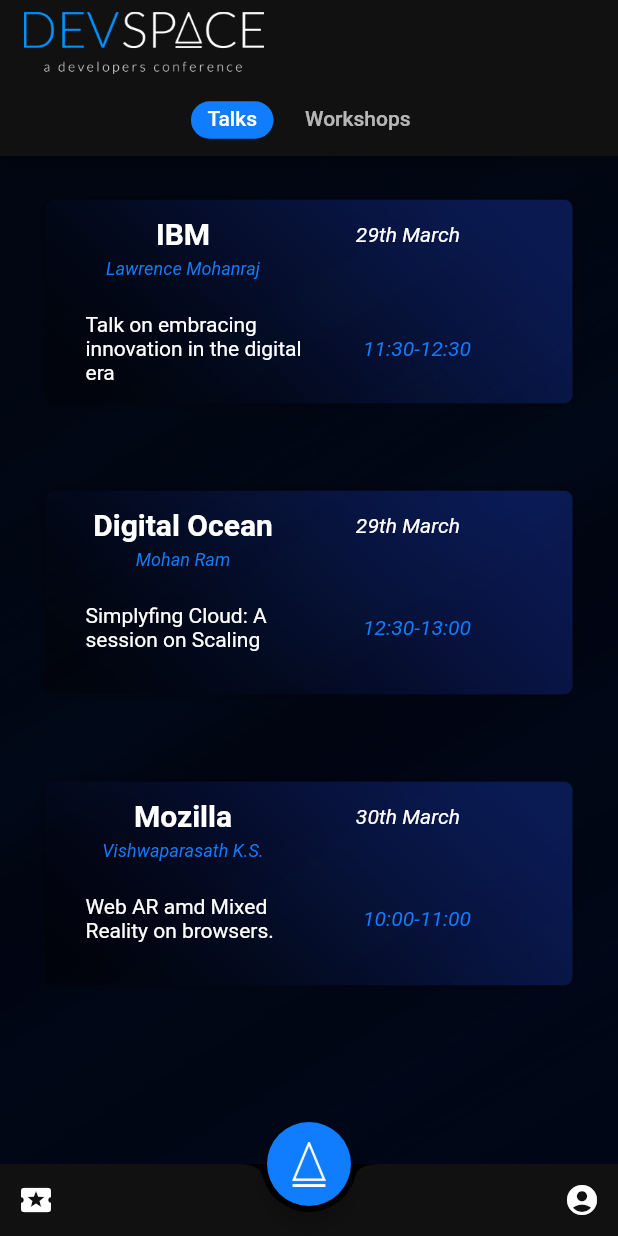
After one commit to sudo-nan0-RaySK/Devspace19App, a Flutter app: the Events screen opened by its route, on a phone screen of 412 x 824 dp. The commit adds this screen. Run offline on Flutter 3.47's test engine with Material 2 defaults, Android fonts, the phone set to English and light mode, and no system bars; our stand-ins replace bubble_tab_indicator, qr_flutter, shared_preferences; missing offline and left inert: timeline; accounts and stored records are empty.

Commit message:
Added Events page

```diff
--- a/lib/main.dart
+++ b/lib/main.dart
@@ -9,7 +9,7 @@ import 'screens/login.dart';
 import 'screens/codespace.dart';
 import 'screens/profile.dart';
 import 'package:shared_preferences/shared_preferences.dart';
-
+import 'screens/events.dart';
 
 void main(List<String> args) {
   SystemChrome.setPreferredOrientations([DeviceOrientation.portraitUp])
@@ -76,7 +76,8 @@ class DevspaceAppState extends State<DevspaceApp>{
         '/codespace':(context)=>Codespace(tracks: false,),
         '/tracks':(context)=>Codespace(tracks: true,),
         '/profile':(context)=>Profile(),
-        '/authGreet' : (context)=>AuthGreet()
+        '/authGreet' : (context)=>AuthGreet(),
+        '/events': (context)=>Events()
       },
     );
   }
--- a/lib/screens/codespace.dart
+++ b/lib/screens/codespace.dart
@@ -80,7 +80,7 @@ class CodespaceState extends State<Codespace> with SingleTickerProviderStateMixi
               context: context,
               eventHandler1: () {Navigator.pushNamedAndRemoveUntil(context, '/timeline',(Route<dynamic> route)=>false);},
               eventHandler2: () {_controller.animateTo(0);},
-              eventHandler3: () {},
+              eventHandler3: () {Navigator.pushNamedAndRemoveUntil(context, '/events',(Route<dynamic> route)=>false);},
               asset1: 'lib/assets/itinerarybg.png',
               asset2: 'lib/assets/tri_cir_sq_bg.png',
               asset3: 'lib/assets/micbg.png',
--- /dev/null
+++ b/lib/screens/events.dart
@@ -0,0 +1,244 @@
+import 'package:flutter/material.dart';
+import 'package:devspace_app/widgets/notchedBar.dart';
+import 'package:devspace_app/widgets/circularBottomSheet.dart';
+import 'package:devspace_app/widgets/devspaceTabBar.dart';
+import 'package:timeline/timeline.dart';
+import 'package:timeline/model/timeline_model.dart';
+
+class Events extends StatefulWidget{
+  @override
+  State<StatefulWidget> createState() {
+    return EventsState();
+  }
+}
+
+class EventsState extends State<Events> with SingleTickerProviderStateMixin{
+  final List<Tab> tabs = <Tab>[
+    new Tab(text:'Talks'),
+    new Tab(text:'Workshops')
+  ];
+
+  TabController _tabController;
+
+  @override
+  void initState(){
+    super.initState();
+    _tabController =TabController(length: tabs.length, vsync: this);
+  }
+
+  @override
+  void dispose() {
+    _tabController.dispose();
+    super.dispose();
+  }
+
+  Widget devspaceTriangle(){
+    return Container(
+      height: 30,
+      width: 30,
+      decoration: BoxDecoration(
+        image: DecorationImage(
+          image: AssetImage('lib/assets/Triangle_white.png'),
+          fit: BoxFit.contain
+        )
+      ),
+    );
+  }
+
+  @override
+  Widget build(BuildContext context) {
+    return Scaffold(
+      appBar: devspaceTabBar(
+        context: context,
+        eventHandler: (){},
+        enabled: true,
+        tabController: _tabController,
+        tabs : tabs,
+        autoImplyLeading: false
+      ),
+      bottomNavigationBar: notchedBar(
+        tracksPressedListner: (){Navigator.pushNamedAndRemoveUntil(context, '/tracks',(Route<dynamic> route)=>false);},
+        profilePressedListner: (){Navigator.pushNamedAndRemoveUntil(context, '/profile',(Route<dynamic> route)=>false);},
+      ),
+      floatingActionButton: FloatingActionButton(
+        child: devspaceTriangle(),
+        backgroundColor: const Color(0xff107cfe),
+        onPressed: (){triggerBottomModalSheet(
+          context:context,
+          eventHandler1: (){Navigator.pushNamedAndRemoveUntil(context, '/timeline',(Route<dynamic> route)=>false);},
+          eventHandler2: (){Navigator.pushNamedAndRemoveUntil(context, '/codespace',(Route<dynamic> route)=>false);},
+          eventHandler3: (){},
+          asset1: 'lib/assets/itinerarybg.png',
+          asset2: 'lib/assets/tri_cir_sq_bg.png',
+          asset3: 'lib/assets/micbg.png',
+          selectedIndex: 3,
+        );},
+      ),
+      floatingActionButtonLocation: FloatingActionButtonLocation.centerDocked,
+      body: _eventLayout(context,tabs,_tabController),
+    );
+  }
+  Widget _eventLayout(context,List<Tab> tabs,controller){
+    return Container(
+      height: MediaQuery.of(context).size.height,
+      width: MediaQuery.of(context).size.width,
+      decoration: BoxDecoration(
+        image: DecorationImage(
+          image: AssetImage('lib/assets/codespacebg.png'),
+          fit: BoxFit.cover
+        )
+      ),
+      child: Stack(
+        children: <Widget>[
+          TabBarView(
+            controller: controller,
+            children: tabs.map(
+              (Tab tab){
+               if(tab.text=='Talks'){
+                 return _talksLayout(context);
+               }
+               else{
+                 return _workshopLayout(context);
+               }
+              }
+            ).toList()
+          )
+        ],
+      ),
+    );
+  }
+
+  Widget _workshopLayout(context){
+    return ListView(
+      children: <Widget>[
+        _workshopItem(
+          context:context,
+          workshop: "Amazon Alexa",
+          speaker: "Sohan Maheshwar",
+          time:"13:45-16:45",
+          date: "29th March",
+          desc: "Rise Of Voice User Interface"
+        ),
+        _workshopItem(
+          context:context,
+          workshop: "Coding Blocks",
+          speaker: "Prateek Narang",
+          time:"17:00-20:00",
+          date: "29th March",
+          desc: "Workshop on Competitve Coding"
+        ),
+        _workshopItem(
+          context:context,
+          workshop: "IBM",
+          speaker: "Lawrence Mohanraj",
+          time:"13:30-16:30",
+          date: "30th March",
+          desc: "Workshop on thier Watson A.I. Platform"
+        ),
+      ],
+    );
+  }
+
+  Widget _talksLayout(context){
+    return ListView(
+      children: <Widget>[
+        _workshopItem(
+          context:context,
+          workshop: "IBM",
+          speaker: "Lawrence Mohanraj",
+          time:"11:30-12:30",
+          date: "29th March",
+          desc: "Talk on embracing innovation in the digital era"
+        ),
+        _workshopItem(
+          context:context,
+          workshop: "Digital Ocean",
+          speaker: "Mohan Ram",
+          time:"12:30-13:00",
+          date: "29th March",
+          desc: "Simplyfing Cloud: A session on Scaling"
+        ),
+        _workshopItem(
+          context:context,
+          workshop: "Mozilla",
+          speaker: "Vishwaparasath K.S.",
+          time:"10:00-11:00",
+          date: "30th March",
+          desc: "Web AR amd Mixed Reality on browsers."
+        ),
+      ],
+    );
+  }
+
+  Widget _workshopItem({context,workshop,speaker,time,date,desc}){
+    return Padding(
+      padding: const EdgeInsets.all(22.0),
+      child: Container(
+        width: 200,
+        height: 150,
+        decoration: BoxDecoration(
+          borderRadius: BorderRadius.circular(20.0),
+          image: DecorationImage(
+            image: AssetImage('lib/assets/Card.png'),
+            fit: BoxFit.cover
+          )
+        ),
+        child: Column(
+          children: <Widget>[
+            Row(
+              children: <Widget>[
+                Container(
+                  margin: EdgeInsets.only(top:14.0),
+                  width: 200,
+                  height: 50,
+                  child: Column(
+                    children: <Widget>[
+                      Text(workshop,style: TextStyle(fontSize: 20,fontWeight: FontWeight.bold),),
+                      Padding(
+                        padding: const EdgeInsets.only(top:5.0),
+                        child: Text(speaker,style: TextStyle(fontSize: 12,
+                        fontStyle: FontStyle.italic,
+                        color: const Color(0xff107cfe)),),
+                      ),
+                    ],
+                  ),
+                ),
+                Container(
+                  margin: EdgeInsets.only(top:22.0),
+                  width: 100,
+                  height: 50,
+                  child: Column(
+                    children: <Widget>[
+                      Text(date,style:
+                      TextStyle(fontSize: 14,fontStyle: FontStyle.italic),),
+                    ],
+                  ),
+                )
+              ],
+            ),
+            Row(
+              children: <Widget>[
+                Container(
+                  margin: EdgeInsets.only(left: 35.0,top:10.0),
+                  width: 150,
+                  //color: Colors.white,
+                  child: Text(desc,textAlign: TextAlign.left,),
+                ),
+                Container(
+                  margin: EdgeInsets.only(left: 35.0,top:10.0),
+                  width: 100,
+                  //color: Colors.white,
+                  child: Text(time,textAlign: TextAlign.left,style: TextStyle(
+                    fontSize: 14,
+                    fontStyle: FontStyle.italic,
+                    color: const Color(0xff107cfe)
+                  ),),
+                ),
+              ],
+            )
+          ],
+        ),
+      ),
+    );
+  }
+}
--- a/lib/screens/profile.dart
+++ b/lib/screens/profile.dart
@@ -55,12 +55,12 @@ class ProfileState extends State<Profile> {
         onPressed: () {
           triggerBottomModalSheet(
             context: context,
-            eventHandler1: () {},
+            eventHandler1: () {Navigator.pushNamedAndRemoveUntil(context, '/timeline',(Route<dynamic> route)=>false);},
             eventHandler2: () {
               Navigator.pushNamedAndRemoveUntil(
                   context, '/codespace', (Route<dynamic> route) => false);
             },
-            eventHandler3: () {},
+            eventHandler3: () {Navigator.pushNamedAndRemoveUntil(context, '/events',(Route<dynamic> route)=>false);},
             asset1: 'lib/assets/itinerarybg.png',
             asset2: 'lib/assets/tri_cir_sq_bg.png',
             asset3: 'lib/assets/micbg.png',
--- a/lib/screens/timelineFlow.dart
+++ b/lib/screens/timelineFlow.dart
@@ -69,7 +69,7 @@ class TimelineFlowState extends State<TimelineFlow> with SingleTickerProviderSta
           context:context,
           eventHandler1: (){},
           eventHandler2: (){Navigator.pushNamedAndRemoveUntil(context, '/codespace',(Route<dynamic> route)=>false);},
-          eventHandler3: (){},
+          eventHandler3: (){Navigator.pushNamedAndRemoveUntil(context, '/events',(Route<dynamic> route)=>false);},
           asset1: 'lib/assets/itinerarybg.png',
           asset2: 'lib/assets/tri_cir_sq_bg.png',
           asset3: 'lib/assets/micbg.png',
--- a/pubspec.yaml
+++ b/pubspec.yaml
@@ -71,6 +71,7 @@ flutter:
     - lib/assets/Circle_PradyunGedam.png
     - lib/assets/CircleSaksham.png
     - lib/assets/CircleTarush.png
+    - lib/assets/Card.png
 
   # An image asset can refer to one or more resolution-specific "variants", see
   # https://flutter.io/assets-and-images/#resolution-aware.
```
Also changed, not shown: lib/assets/Card.png (added).
